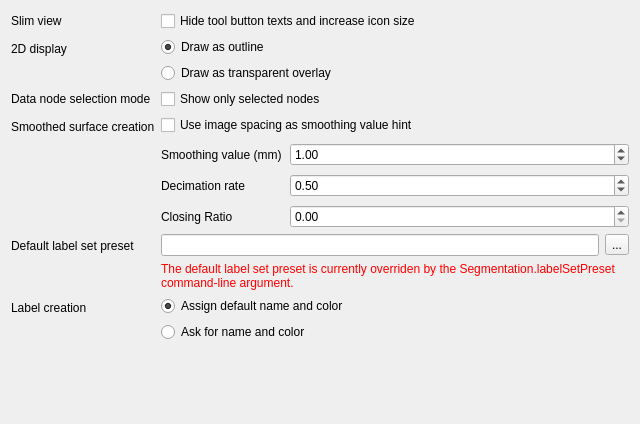
The window that Plugins/org.mitk.gui.qt.segmentation/src/QmitkSegmentationPreferencePageControls.ui (MITK/MITK) describes before a commit, drawn with Qt 5.
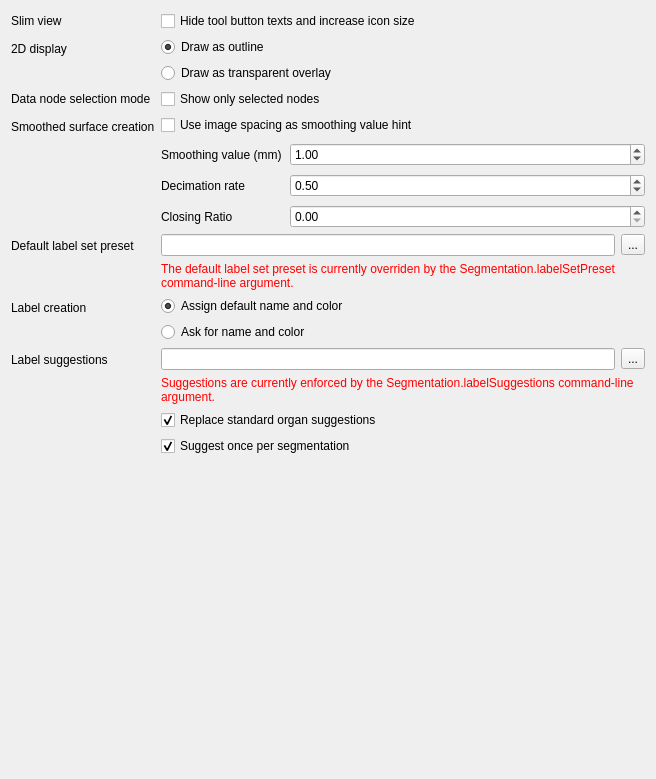
The same window after the commit.

Commit message: Add preferences for custom label name and color suggestions

What changed in the file:
```diff
--- a/Plugins/org.mitk.gui.qt.segmentation/src/QmitkSegmentationPreferencePageControls.ui
+++ b/Plugins/org.mitk.gui.qt.segmentation/src/QmitkSegmentationPreferencePageControls.ui
@@ -6,8 +6,8 @@
    <rect>
     <x>0</x>
     <y>0</y>
-    <width>640</width>
-    <height>424</height>
+    <width>656</width>
+    <height>779</height>
    </rect>
   </property>
   <property name="windowTitle">
@@ -241,6 +241,77 @@
      </item>
     </layout>
    </item>
+   <item row="6" column="0">
+    <widget class="QLabel" name="labelSuggestions">
+     <property name="text">
+      <string>Label suggestions</string>
+     </property>
+    </widget>
+   </item>
+   <item row="6" column="1">
+    <layout class="QGridLayout" name="gridLayout_2">
+     <item row="0" column="0">
+      <widget class="QLineEdit" name="suggestionsLineEdit">
+       <property name="clearButtonEnabled">
+        <bool>true</bool>
+       </property>
+      </widget>
+     </item>
+     <item row="0" column="1">
+      <widget class="QToolButton" name="suggestionsToolButton">
+       <property name="text">
+        <string>...</string>
+       </property>
+      </widget>
+     </item>
+     <item row="1" column="0" colspan="2">
+      <widget class="QLabel" name="suggestionsCmdLineArgLabel">
+       <property name="text">
+        <string>&lt;html&gt;&lt;head/&gt;&lt;body&gt;&lt;p&gt;&lt;span style=&quot; color:#ff0000;&quot;&gt;Suggestions are currently enforced by the &lt;/span&gt;&lt;span style=&quot; font-family:'Courier New'; color:#ff0000;&quot;&gt;Segmentation.labelSuggestions&lt;/span&gt;&lt;span style=&quot; color:#ff0000;&quot;&gt; command-line argument.&lt;/span&gt;&lt;/p&gt;&lt;/body&gt;&lt;/html&gt;</string>
+       </property>
+       <property name="textFormat">
+        <enum>Qt::RichText</enum>
+       </property>
+       <property name="wordWrap">
+        <bool>true</bool>
+       </property>
+      </widget>
+     </item>
+    </layout>
+   </item>
+   <item row="7" column="1">
+    <widget class="QCheckBox" name="replaceStandardSuggestionsCheckBox">
+     <property name="text">
+      <string>Replace standard organ suggestions</string>
+     </property>
+     <property name="checked">
+      <bool>true</bool>
+     </property>
+    </widget>
+   </item>
+   <item row="8" column="1">
+    <widget class="QCheckBox" name="suggestOnceCheckBox">
+     <property name="text">
+      <string>Suggest once per segmentation</string>
+     </property>
+     <property name="checked">
+      <bool>true</bool>
+     </property>
+    </widget>
+   </item>
+   <item row="9" column="1">
+    <spacer name="verticalSpacer">
+     <property name="orientation">
+      <enum>Qt::Vertical</enum>
+     </property>
+     <property name="sizeHint" stdset="0">
+      <size>
+       <width>20</width>
+       <height>40</height>
+      </size>
+     </property>
+    </spacer>
+   </item>
   </layout>
  </widget>
  <resources/>
```
Left out of the diff: 2 changed lines with no effect on the pictures. The commit also changes 2 other files.
